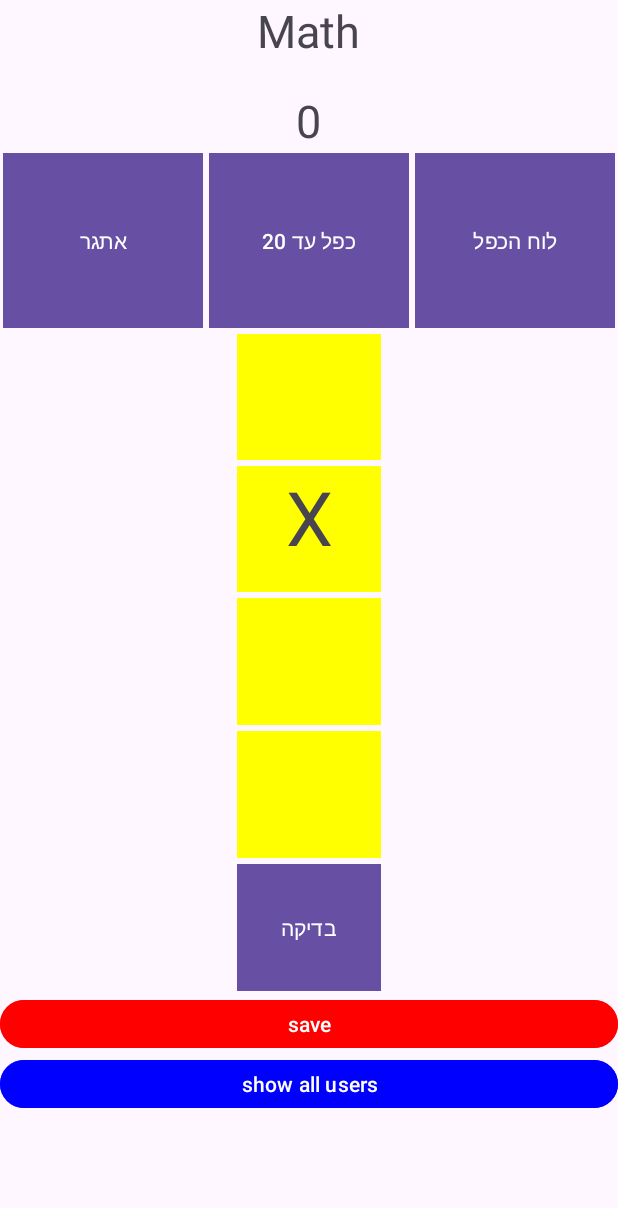
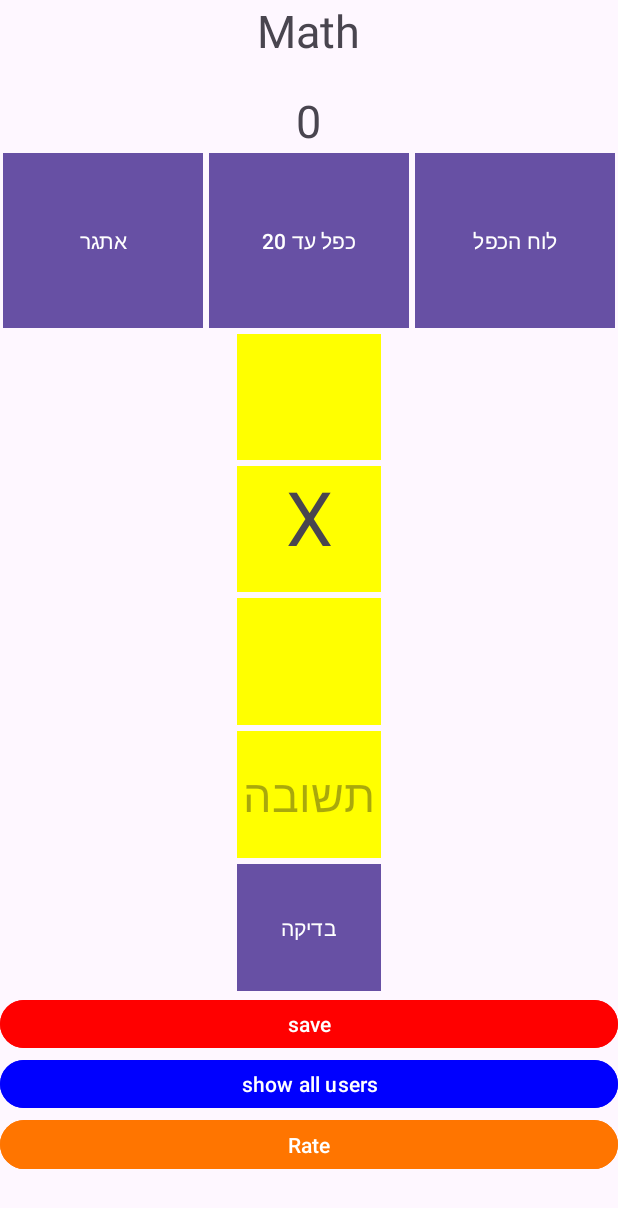
Before and after one commit to haghispin12/MathProjectDanielB, an Android app: the MainActivity screen opened directly, with no data from a screen before it, on a phone screen of 412 x 824 dp. Shown: the top 1208 px of the screen. Run offline under Robolectric (Android 15) with nearby library versions, the phone set to English and light mode, and no system bars.

```diff
--- a/app/src/main/java/com/example/mathprojectdaniel/MainActivity.java
+++ b/app/src/main/java/com/example/mathprojectdaniel/MainActivity.java
@@ -11,6 +11,7 @@ import android.widget.Toast;
 import androidx.activity.EdgeToEdge;
 import androidx.activity.result.ActivityResult;
 import androidx.activity.result.ActivityResultCallback;
+import androidx.activity.result.ActivityResultLauncher;
 import androidx.activity.result.contract.ActivityResultContracts;
 import androidx.appcompat.app.AppCompatActivity;
 import androidx.core.graphics.Insets;
@@ -29,6 +30,8 @@ public class MainActivity extends AppCompatActivity{
     private  Button checkBtn;
     private Button saveBtn;
     private Button showAllUsersBtn;
+    private Button rateBtn;
+    private ActivityResultLauncher<Intent> registeredListener;
     protected ExerciseListener exerciseListener;
     protected Exercise exercise;
     protected Toast toaster;
@@ -46,10 +49,8 @@ public class MainActivity extends AppCompatActivity{
         });
 
         init();
-        toaster.setText("Welcome, " + getIntent().getStringExtra("username"));
-        toaster.show();
+        welcomeUser();
         CreateOnClickListeners();
-        //startLogin()
     }
 
     public void init(){
@@ -63,6 +64,8 @@ public class MainActivity extends AppCompatActivity{
         checkBtn = findViewById(R.id.check);
         saveBtn = findViewById(R.id.save);
         showAllUsersBtn = findViewById(R.id.showAllUsers);
+        rateBtn = findViewById(R.id.openRate);
+        registeredListener = startRegistry();
         user = new User(getIntent().getStringExtra("username"));
 
         exerciseListener = new ExerciseListener() {
@@ -88,16 +91,24 @@ public class MainActivity extends AppCompatActivity{
         toaster = new Toast(this);
         toaster.setDuration(Toast.LENGTH_SHORT);
     }
-    /*public void startLogin(){
-        Intent intent = new Intent(this, LoginActivity.class);
-        registerForActivityResult(new ActivityResultContracts.StartActivityForResult(),
-        new ActivityResultCallback<ActivityResult>() {
-            @Override
-            public void onActivityResult(ActivityResult result) {
-                checkUserName(result.getData().getStringExtra("username", ));
-            }
-        }).launch(intent);
-    }*/
+    public void startRate(){
+        Intent intent = new Intent(this, RateActivity.class);
+        registeredListener.launch(intent);
+    }
+    public ActivityResultLauncher<Intent> startRegistry(){
+        return registerForActivityResult(new ActivityResultContracts.StartActivityForResult(),
+                new ActivityResultCallback<ActivityResult>() {
+                    @Override
+                    public void onActivityResult(ActivityResult result) {
+                        int rating = result.getData().getIntExtra("rating", -1);
+                        if(rating != -1)
+                            toaster.setText("Thanks for the " + rating + " rating!");
+                        else
+                            toaster.setText("error receiving rating");
+                        toaster.show();
+                    }
+                });
+    }
     public void CreateOnClickListeners(){
         easyBtn.setOnClickListener(new View.OnClickListener() {
             @Override
@@ -135,18 +146,15 @@ public class MainActivity extends AppCompatActivity{
 
             }
         });
+        rateBtn.setOnClickListener(new View.OnClickListener() {
+            @Override
+            public void onClick(View view) {
+                startRate();
+            }
+        });
     }
-    /*public User checkUserName(String name){
-        User user = null;
-        for (int i=0; i<userCount; i++){
-            if (name.equals(users[i].getName())){
-                user = users[i];
-                return user;
-            }
-        }
-        user = new User("name");
-        users[userCount] = user;
-        userCount++;
-        return user;
-    }*/
+    public void welcomeUser(){
+        toaster.setText("Welcome, " + getIntent().getStringExtra("username"));
+        toaster.show();
+    }
 }
--- a/app/src/main/res/layout/activity_main.xml
+++ b/app/src/main/res/layout/activity_main.xml
@@ -128,6 +128,7 @@
                 android:textAlignment="center"
                 android:inputType="number"
                 android:textSize="30dp"
+                android:hint="תשובה"
                 android:id="@+id/answer"/>
 
             <Button
@@ -159,6 +160,14 @@
             android:text="show all users"
             android:id="@+id/showAllUsers"/>
 
+        <Button
+            android:layout_width="match_parent"
+            android:layout_height="0dp"
+            android:layout_weight="3"
+            android:backgroundTint="#FF7500"
+            android:text="@string/rate"
+            android:id="@+id/openRate"/>
+
     </LinearLayout>
 
 </androidx.constraintlayout.widget.ConstraintLayout>
--- a/app/src/main/res/layout/activity_rate.xml
+++ b/app/src/main/res/layout/activity_rate.xml
@@ -12,7 +12,9 @@
         <com.google.android.material.slider.Slider
             android:layout_width="match_parent"
             android:layout_height="wrap_content"
-            android:layout_gravity="center"/>
+            android:layout_gravity="center"
+            android:contentDescription="@string/rating"
+            android:id="@+id/rating"/>
     </LinearLayout>
 
 </androidx.constraintlayout.widget.ConstraintLayout>
--- a/app/src/main/res/values/strings.xml
+++ b/app/src/main/res/values/strings.xml
@@ -1,4 +1,6 @@
 <resources>
     <string name="app_name">MathProjectDaniel</string>
     <string name="math">Math</string>
+    <string name="rating">rating</string>
+    <string name="rate">Rate</string>
 </resources>
```
Also changed, not shown: app/src/main/java/com/example/mathprojectdaniel/RateActivity.java (+11 -0 lines).
